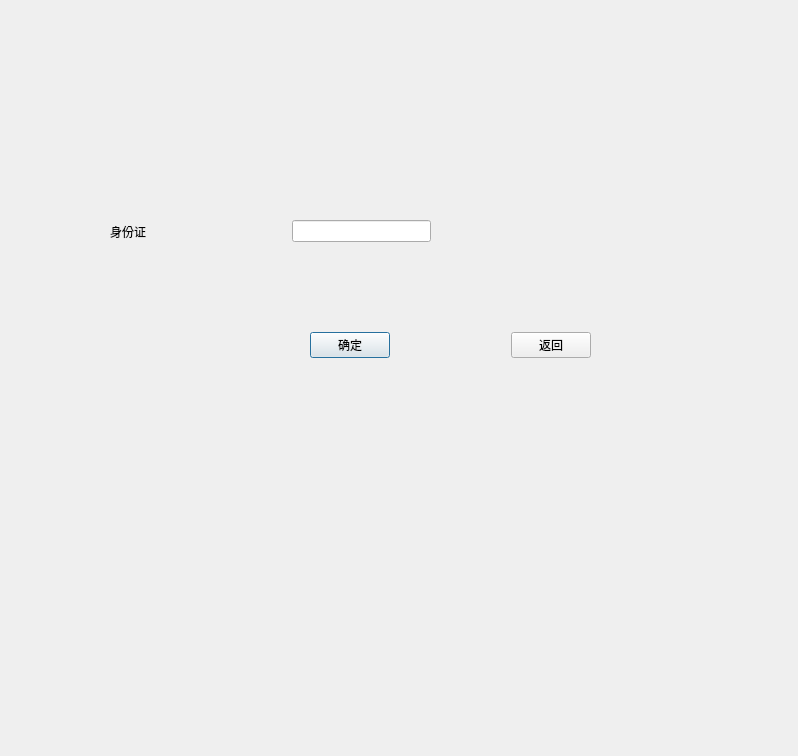
Above: returnticket.ui from xsd1/code before the change. Below: the same form after it.
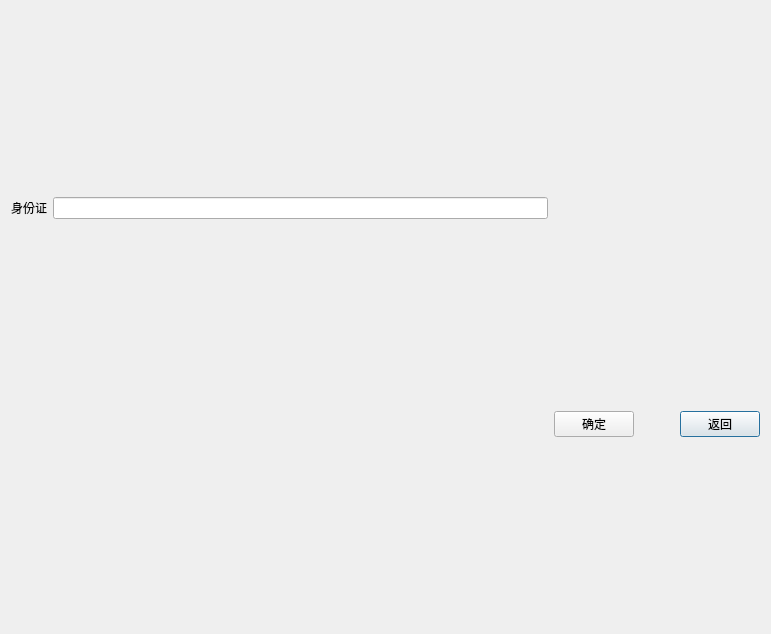
That is the form after the change.

```diff
--- a/returnticket.ui
+++ b/returnticket.ui
@@ -6,24 +6,22 @@
    <rect>
     <x>0</x>
     <y>0</y>
-    <width>798</width>
-    <height>756</height>
+    <width>771</width>
+    <height>634</height>
    </rect>
   </property>
   <property name="windowTitle">
    <string>Dialog</string>
   </property>
-  <widget class="QWidget" name="">
-   <property name="geometry">
-    <rect>
-     <x>110</x>
-     <y>220</y>
-     <width>321</width>
-     <height>23</height>
-    </rect>
-   </property>
-   <layout class="QHBoxLayout" name="horizontalLayout">
-    <item>
+  <layout class="QGridLayout" name="gridLayout">
+   <item row="1" column="4">
+    <widget class="QPushButton" name="pushButton_back">
+     <property name="text">
+      <string>返回</string>
+     </property>
+    </widget>
+   </item>
+   <item row="0" column="0">
      <widget class="QLabel" name="label">
       <property name="text">
        <string>身份证</string>
@@ -33,11 +31,14 @@
       </property>
      </widget>
     </item>
-    <item>
+   <item row="1" column="3">
      <spacer name="horizontalSpacer">
       <property name="orientation">
        <enum>Qt::Horizontal</enum>
       </property>
+     <property name="sizeType">
+      <enum>QSizePolicy::Fixed</enum>
+     </property>
       <property name="sizeHint" stdset="0">
        <size>
         <width>40</width>
@@ -46,50 +47,17 @@
       </property>
      </spacer>
     </item>
-    <item>
-     <widget class="QLineEdit" name="lineEdit"/>
-    </item>
-   </layout>
-  </widget>
-  <widget class="QWidget" name="">
-   <property name="geometry">
-    <rect>
-     <x>310</x>
-     <y>330</y>
-     <width>281</width>
-     <height>30</height>
-    </rect>
-   </property>
-   <layout class="QHBoxLayout" name="horizontalLayout_2">
-    <item>
+   <item row="1" column="2">
      <widget class="QPushButton" name="pushButton_yes">
       <property name="text">
        <string>确定</string>
       </property>
      </widget>
     </item>
-    <item>
-     <spacer name="horizontalSpacer_2">
-      <property name="orientation">
-       <enum>Qt::Horizontal</enum>
-      </property>
-      <property name="sizeHint" stdset="0">
-       <size>
-        <width>40</width>
-        <height>20</height>
-       </size>
-      </property>
-     </spacer>
-    </item>
-    <item>
-     <widget class="QPushButton" name="pushButton_back">
-      <property name="text">
-       <string>返回</string>
-      </property>
-     </widget>
-    </item>
-   </layout>
-  </widget>
+   <item row="0" column="1">
+    <widget class="QLineEdit" name="lineEdit"/>
+   </item>
+  </layout>
  </widget>
  <resources/>
  <connections/>
```
Lines whose indentation alone changed are shown as unchanged.
